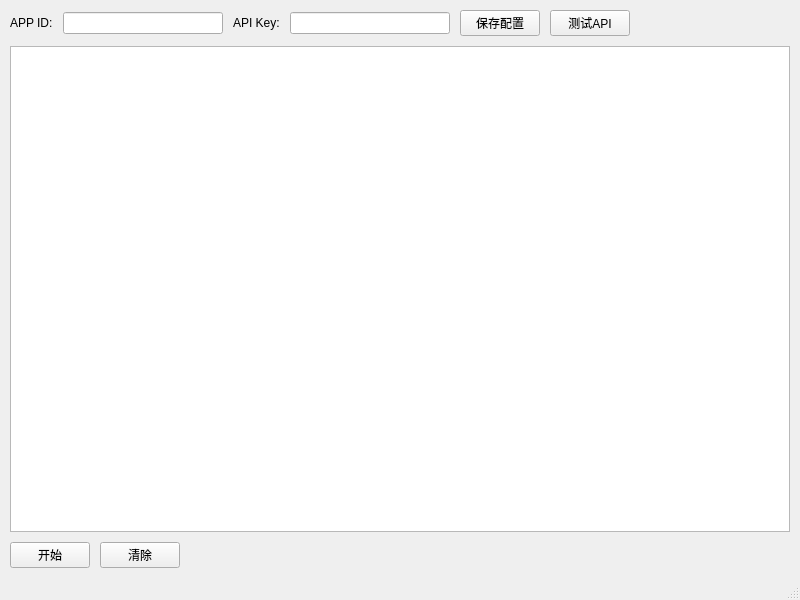
SwartzMss/MeetingAssistant, file src/mainwindow.ui: the form before one commit.
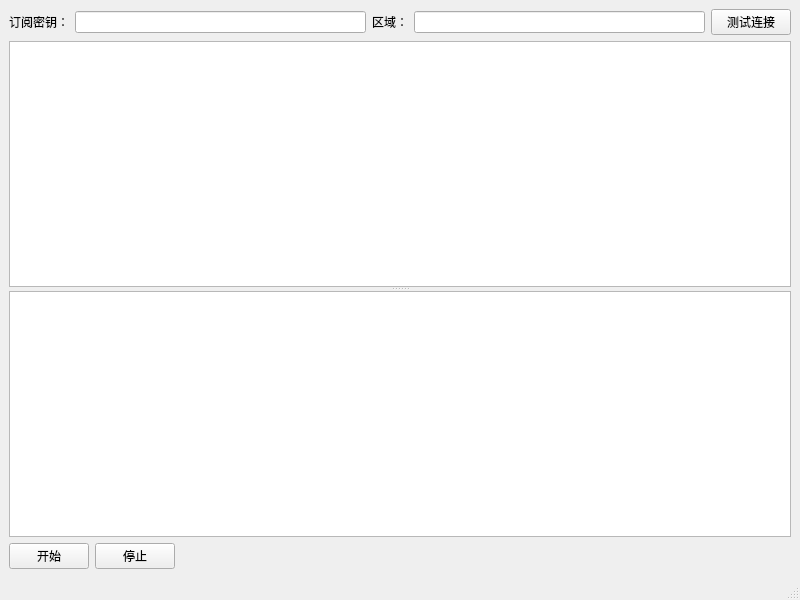
The form after the commit.

What changed in the file:
```diff
--- a/src/mainwindow.ui
+++ b/src/mainwindow.ui
@@ -15,107 +15,56 @@
   </property>
   <widget class="QWidget" name="centralwidget">
    <layout class="QVBoxLayout" name="verticalLayout">
-    <property name="spacing">
-     <number>10</number>
-    </property>
-    <property name="leftMargin">
-     <number>10</number>
-    </property>
-    <property name="topMargin">
-     <number>10</number>
-    </property>
-    <property name="rightMargin">
-     <number>10</number>
-    </property>
-    <property name="bottomMargin">
-     <number>10</number>
-    </property>
     <item>
-     <layout class="QHBoxLayout" name="configLayout">
-      <property name="spacing">
-       <number>10</number>
-      </property>
+     <layout class="QHBoxLayout" name="horizontalLayout">
       <item>
        <widget class="QLabel" name="appIdLabel">
         <property name="text">
-         <string>APP ID:</string>
+         <string>订阅密钥：</string>
         </property>
        </widget>
       </item>
       <item>
-       <widget class="QLineEdit" name="appIdInput">
-        <property name="minimumWidth">
-         <number>150</number>
-        </property>
-       </widget>
+       <widget class="QLineEdit" name="appIdInput"/>
       </item>
       <item>
        <widget class="QLabel" name="apiKeyLabel">
         <property name="text">
-         <string>API Key:</string>
+         <string>区域：</string>
         </property>
        </widget>
       </item>
       <item>
-       <widget class="QLineEdit" name="apiKeyInput">
-        <property name="minimumWidth">
-         <number>150</number>
-        </property>
-       </widget>
+       <widget class="QLineEdit" name="regionInput"/>
       </item>
       <item>
        <widget class="QPushButton" name="saveConfigButton">
         <property name="text">
-         <string>保存配置</string>
+         <string>测试连接</string>
         </property>
        </widget>
       </item>
-      <item>
-       <widget class="QPushButton" name="testApiButton">
-        <property name="text">
-         <string>测试API</string>
-        </property>
-       </widget>
-      </item>
-      <item>
-       <spacer name="horizontalSpacer">
-        <property name="orientation">
-         <enum>Qt::Horizontal</enum>
-        </property>
-        <property name="sizeHint" stdset="0">
-         <size>
-          <width>40</width>
-          <height>20</height>
-         </size>
-        </property>
-       </spacer>
-      </item>
      </layout>
     </item>
     <item>
-     <widget class="QTextEdit" name="subtitleDisplay">
-      <property name="minimumSize">
-       <size>
-        <width>0</width>
-        <height>400</height>
-       </size>
+     <widget class="QSplitter" name="splitter">
+      <property name="orientation">
+       <enum>Qt::Vertical</enum>
       </property>
-      <property name="font">
-       <font>
-        <family>Arial</family>
-        <pointsize>16</pointsize>
-       </font>
-      </property>
-      <property name="readOnly">
-       <bool>true</bool>
-      </property>
+      <widget class="QTextEdit" name="recognitionText">
+       <property name="readOnly">
+        <bool>true</bool>
+       </property>
+      </widget>
+      <widget class="QTextEdit" name="translationText">
+       <property name="readOnly">
+        <bool>true</bool>
+       </property>
+      </widget>
      </widget>
     </item>
     <item>
-     <layout class="QHBoxLayout" name="controlLayout">
-      <property name="spacing">
-       <number>10</number>
-      </property>
+     <layout class="QHBoxLayout" name="horizontalLayout_2">
       <item>
        <widget class="QPushButton" name="startStopButton">
         <property name="minimumWidth">
@@ -132,12 +81,12 @@
          <number>80</number>
         </property>
         <property name="text">
-         <string>清除</string>
+         <string>停止</string>
         </property>
        </widget>
       </item>
       <item>
-       <spacer name="horizontalSpacer_2">
+       <spacer name="horizontalSpacer">
         <property name="orientation">
          <enum>Qt::Horizontal</enum>
         </property>
```
Left out of the diff: 16 changed lines with no effect on the pictures.
